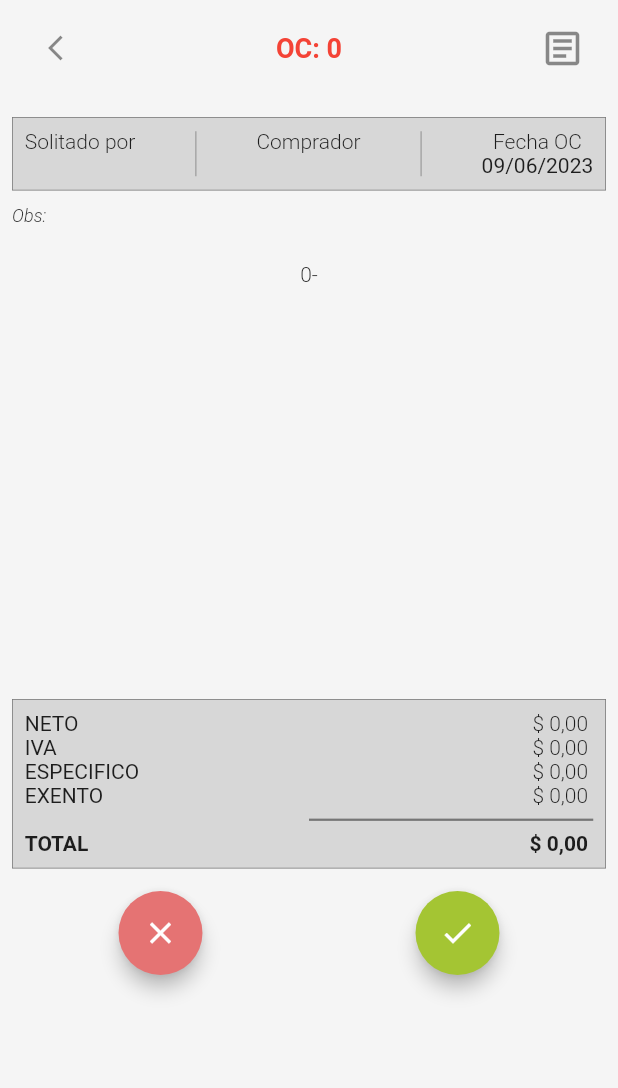
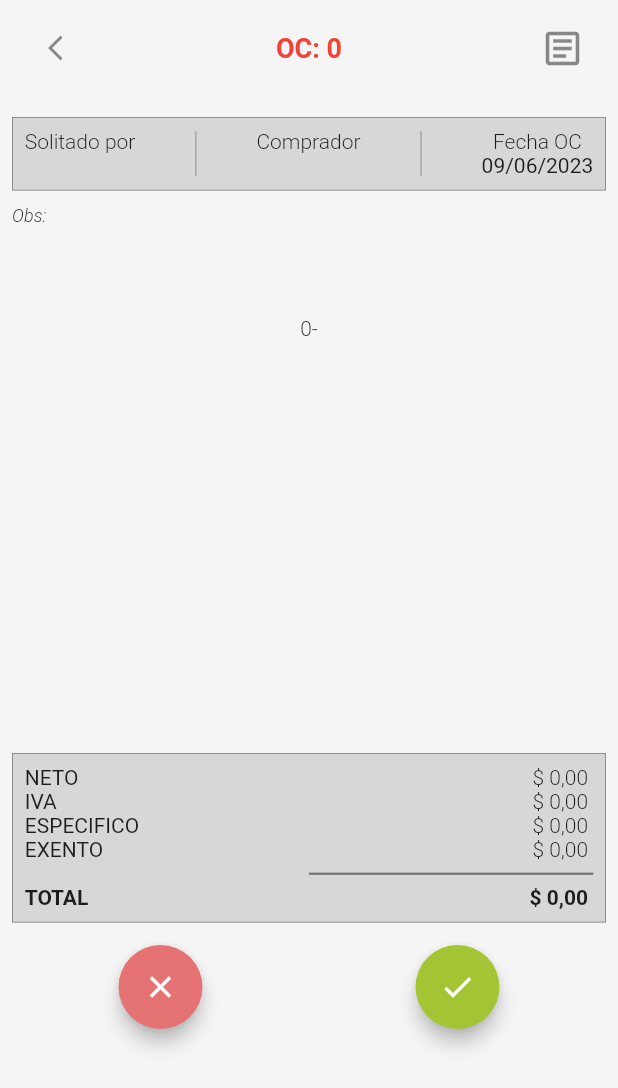
Before and after one commit to edogithub2022/mi_app, a Flutter app: the _ListView widget shown alone on an empty page, opened directly with empty values, on a phone screen of 412 x 824 dp. Shown: the top 1088 px of the screen. Run offline on Flutter 3.47's test engine with Material 2 defaults, Android fonts, the phone set to English and light mode, and no system bars; our stand-ins replace flutter_secure_storage, freezed_annotation, image_picker, shared_preferences; accounts and stored records are empty; network calls fail.

Commit message:
Se ajustan las observaciones

```diff
--- a/lib/app/presentation/modules_erp/orden_compra/view/aprobar_oc_list_view.dart
+++ b/lib/app/presentation/modules_erp/orden_compra/view/aprobar_oc_list_view.dart
@@ -234,12 +234,17 @@ class _AprobarOcListViewState extends State<AprobarOcListView> {
                           mainAxisAlignment: MainAxisAlignment.start,
                           children: [
                             Flexible(
+                              child: SizedBox(
+                                height: 50,
+                                child: SingleChildScrollView(
                                   child: Text(
                                     'Obs: ${ordenCompraTotal.observaciones}',
                                     style: const TextStyle(
                                       fontWeight: FontWeight.w300,
                                       fontStyle: FontStyle.italic,
                                       fontSize: 12,
+                                    ),
+                                  ),
                                 ),
                               ),
                             ),
--- a/lib/app/presentation/modules_erp/orden_compra/view/aprobar_oc_view.dart
+++ b/lib/app/presentation/modules_erp/orden_compra/view/aprobar_oc_view.dart
@@ -325,12 +325,17 @@ class _ListView extends StatelessWidget {
           mainAxisAlignment: MainAxisAlignment.start,
           children: [
             Flexible(
+              child: SizedBox(
+                height: 50,
+                child: SingleChildScrollView(
                   child: Text(
                     'Obs: ${ordenCompraTotales.observaciones}',
                     style: const TextStyle(
                       fontWeight: FontWeight.w300,
                       fontStyle: FontStyle.italic,
                       fontSize: 12,
+                    ),
+                  ),
                 ),
               ),
             ),
--- a/lib/app/presentation/modules_erp/orden_compra/widgets/card_listview.dart
+++ b/lib/app/presentation/modules_erp/orden_compra/widgets/card_listview.dart
@@ -28,7 +28,7 @@ class CardListView extends StatelessWidget {
             //   top: 0,
             // ),
             width: double.infinity,
-            height: 370,
+            height: 380,
             decoration: _cardBorders(),
             child: Stack(
               children: [
@@ -41,7 +41,7 @@ class CardListView extends StatelessWidget {
                   ),
                 ),
                 Positioned(
-                  top: 340,
+                  top: 350,
                   right: 0,
                   child: _Total(
                     total: ordenCompraTotal.totalBruto,
```
Lines whose indentation alone changed are shown as unchanged.
